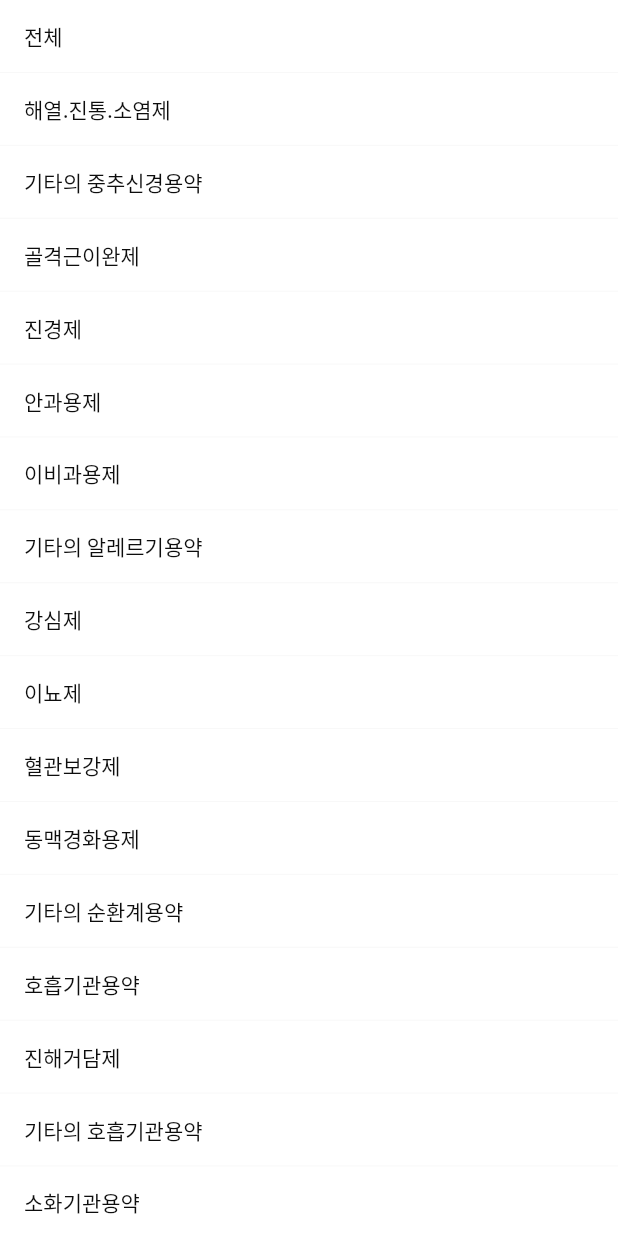
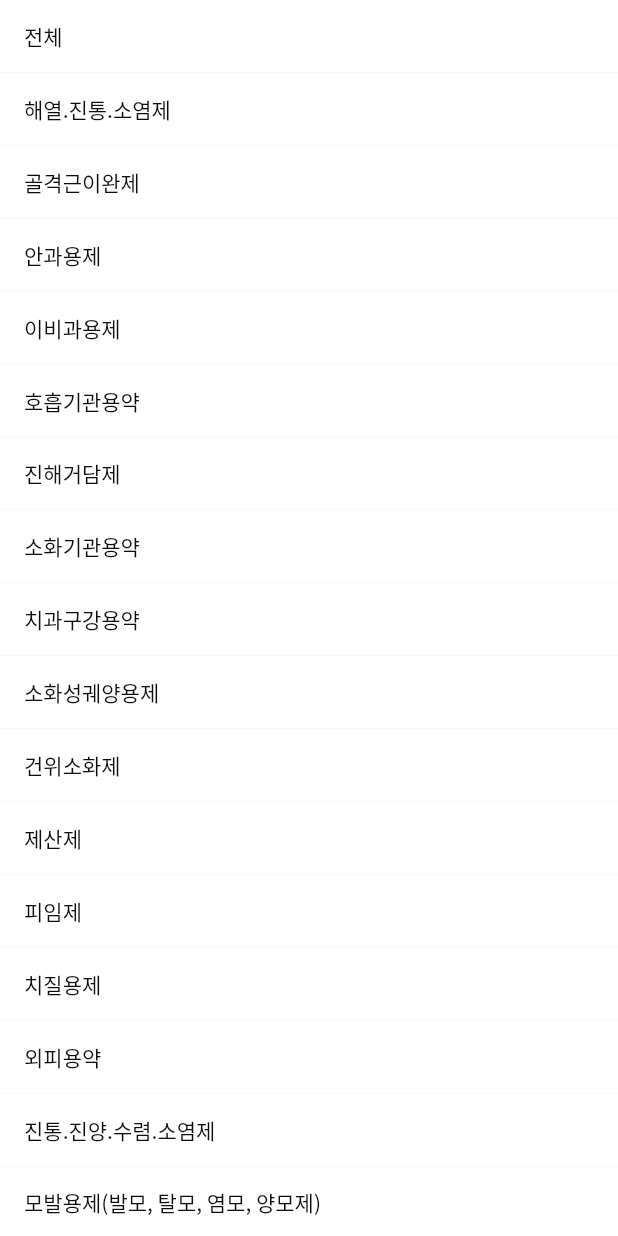
Before and after one commit to Semodrug/semo_ver2, a Flutter app: the RankingPage screen opened by its route, on a phone screen of 412 x 824 dp. Run offline on Flutter 3.47's test engine with Material 2 defaults, Android fonts, the phone set to English and light mode, and no system bars; our stand-ins replace camera, cloud_firestore, firebase_auth, firebase_core, firebase_storage, fl_chart and 7 more; missing offline and left inert: camera_platform_interface, dynamic_text_highlighting, firebase_ml_vision, flutter_facebook_auth; accounts and stored records are empty.

Commit message:
[UPDATE] category

```diff
--- a/lib/ranking/ranking.dart
+++ b/lib/ranking/ranking.dart
@@ -14,12 +14,12 @@ class RankingPage extends StatelessWidget {
             itemBuilder: (context, index) {
               return Container(
                 decoration: BoxDecoration(
-                    border: Border(
-                        bottom: BorderSide(width: 0.6, color: gray50))),
+                    border:
+                        Border(bottom: BorderSide(width: 0.6, color: gray50))),
                 child: ListTile(
                   dense: true,
-                  contentPadding: EdgeInsets.symmetric(
-                      vertical: 0.0, horizontal: 16.0),
+                  contentPadding:
+                      EdgeInsets.symmetric(vertical: 0.0, horizontal: 16.0),
                   title: SizedBox(
                       height: 20,
                       child: Text(
@@ -30,17 +30,17 @@ class RankingPage extends StatelessWidget {
                             .copyWith(color: gray900),
                       )),
                   onTap: () {
-                    getCategory = numCategory[index] +
-                        categories[index];
+                    getCategory = numCategory[index] + categories[index];
                     Navigator.push(
                       context,
                       MaterialPageRoute(
                           builder: (context) =>
                               // TestRanking(categoryName: numCategory[index] + categories[index])
                               RankingContentPage(
-                                  categoryName: numCategory[index] +
-                                      categories[index], filter: '리뷰 많은 순',)
-                      ),
+                                categoryName:
+                                    numCategory[index] + categories[index],
+                                filter: '리뷰 많은 순',
+                              )),
                     );
                   },
                 ),
@@ -64,10 +64,10 @@ final categories = [
 
   '해열.진통.소염제',
   //'각성제,흥분제',
-  '기타의 중추신경용약',
+  // '기타의 중추신경용약',
   //'국소마취제',
   '골격근이완제',
-  '진경제',
+  // '진경제',
   //'발한제,지한제',
   //'기타의 말초신경용약',
 
@@ -75,46 +75,46 @@ final categories = [
   '이비과용제',
   // '기타의 감각기관용약',
   // '항히스타민제',
-  '기타의 알레르기용약',
+  // '기타의 알레르기용약',
   // '기타의 신경계및 감각기관용 의약품',
 
-  '강심제',
-  '이뇨제',
-  '혈관보강제',
-  '동맥경화용제',
-  '기타의 순환계용약',
+  // '강심제',
+  // '이뇨제',
+  // '혈관보강제',
+  // '동맥경화용제',
+  // '기타의 순환계용약',
 
   '호흡기관용약',
   '진해거담제',
-  '기타의 호흡기관용약',
+  // '기타의 호흡기관용약',
 
   '소화기관용약',
   '치과구강용약',
   '소화성궤양용제',
   '건위소화제',
-  '건위소화제(내용액제에 한함)',
+  // '건위소화제(내용액제에 한함)',
   '제산제',
   // '최토제, 진토제',
-  '이담제',
-  '정장제',
+  // '이담제',
+  // '정장제',
   //'하제, 완장제',
-  '기타의 소화기관용약',
+  // '기타의 소화기관용약',
 
-  '통경제',
+  // '통경제',
   '피임제',
-  '비뇨생식기관용제(성병예방제포함)',
+  // '비뇨생식기관용제(성병예방제포함)',
   '치질용제',
-  '기타의 비뇨생식기관 및 항문용약',
+  // '기타의 비뇨생식기관 및 항문용약',
 
   '외피용약',
-  '외피용살균소독제',
+  // '외피용살균소독제',
   //'창상보호제'
-  '화농성질환용제',
+  // '화농성질환용제',
   '진통.진양.수렴.소염제',
-  '기생성 피부질환용제',
-  '피부연화제(부식제를 포함)',
+  // '기생성 피부질환용제',
+  // '피부연화제(부식제를 포함)',
   '모발용제(발모, 탈모, 염모, 양모제)',
-  '기타의 외피용약',
+  // '기타의 외피용약',
   // '기타의 개개의 기관용 의약품',
 
   '비타민제',
@@ -130,20 +130,19 @@ final categories = [
   '칼슘제',
   '무기질제제',
 
-  '단백아미노산제제',
-  '장기제제',
-  '기타의 자양강장변질제',
-  '지혈제',
+  // '단백아미노산제제',
+  // '장기제제',
+  // '기타의 자양강장변질제',
+  // '지혈제',
   // '기타의 혈액 및 체액용약',
   //'기타의 인공관류용제',
   //'기타의 대사성 의약품',
   '간장질환용제',
-  '해독제',
-  '효소제제',
-
+  // '해독제',
+  // '효소제제',
 
   '당뇨병용제',
-  '종합대사성제제',
+  // '종합대사성제제',
   // '따로 분류되지 않는 대사성 의약품',
 
   // '기타의 종양치료제',
@@ -159,109 +158,104 @@ final categories = [
 
   '구충제',
 
-  '기타의 조제용약',
-  '기타의 진단용약',
+  // '기타의 조제용약',
+  // '기타의 진단용약',
 
-  '방역용 살균소독제',
-  '기타의 공중위생용약',
-  '캅셀류',
+  // '방역용 살균소독제',
+  // '기타의 공중위생용약',
+  // '캅셀류',
   // '따로 분류되지 않고 치료를 주목적으로 하지않는 의약품'
-
 ];
 
 final numCategory = [
-  '[00000]',// 전체
+  '[00000]', // 전체
   // '[01000]', //신경계 감각기관용 의약품
 
   // '[01120]',//최면진정제
   // '[01130]',//항전간제
 
-  '[01140]',//해열.진통.소염제
+  '[01140]', //해열.진통.소염제
   // '[01150]',//각성제,흥분제
-  '[01190]',//기타의 중추신경용약
+  // '[01190]', //기타의 중추신경용약
 
   // '[01210]',//국소마취제
-  '[01220]',//골격근이완제
-  '[01240]',//진경제
+  '[01220]', //골격근이완제
+  // '[01240]', //진경제
   // '[01250]',//발한제,지한제
   // '[01290]',//기타의 말초신경용약
 
-  '[01310]',//안과용제
-  '[01320]',//이비과용제
+  '[01310]', //안과용제
+  '[01320]', //이비과용제
   //'[01390]',//기타의 감각기관용약
   //'[01410]',//항히스타민제
-  '[01490]',//기타의 알레르기용약
+  // '[01490]', //기타의 알레르기용약
   //'[01900]',//기타의 신경계및 감각기관용 의약품
-  '[02110]',//강심제
-  '[02130]',//이뇨제
-  '[02150]',//혈관보강제
-  '[02180]',//동맥경화용제
-  '[02190]',//기타의 순환계용약
 
-  '[02200]',//호흡기관용약
-  '[02220]',//진해거담제
-  '[02290]',//기타의 호흡기관용약
+  // '[02110]', //강심제
+  // '[02130]', //이뇨제
+  // '[02150]', //혈관보강제
+  // '[02180]', //동맥경화용제
+  // '[02190]', //기타의 순환계용약
 
-  '[02300]',//소화기관용약
-  '[02310]',//치과구강용약
-  '[02320]',//소화성궤양용제
-  '[02330]',//건위소화제
-  '[47230]',//건위소화제(내용액제에 한함)
-  '[02340]',//제산제
+  '[02200]', //호흡기관용약
+  '[02220]', //진해거담제
+  // '[02290]', //기타의 호흡기관용약
+
+  '[02300]', //소화기관용약
+  '[02310]', //치과구강용약
+  '[02320]', //소화성궤양용제
+  '[02330]', //건위소화제
+  // '[47230]', //건위소화제(내용액제에 한함)
+  '[02340]', //제산제
   // '[02350]',//최토제, 진토제
-  '[02360]',//이담제
-  '[02370]',//정장제
+  // '[02360]', //이담제
+  // '[02370]', //정장제
   // '[02380]',//하제, 완장제
-  '[02390]',//기타의 소화기관용약
+  // '[02390]', //기타의 소화기관용약
 
-  '[02530]',//통경제
-  '[02540]',//피임제
-  '[02550]',//비뇨생식기관용제(성병예방제포함)
-  '[02560]',//치질용제
-  '[02590]',//기타의 비뇨생식기관 및 항문용약
+  // '[02530]', //통경제
+  '[02540]', //피임제
+  // '[02550]', //비뇨생식기관용제(성병예방제포함)
+  '[02560]', //치질용제
+  // '[02590]', //기타의 비뇨생식기관 및 항문용약
 
-  '[02600]',//외피용약
-  '[02610]',//외피용살균소독제
+  '[02600]', //외피용약
+  // '[02610]', //외피용살균소독제
   // '[02620]',//창상보호제
-  '[02630]',//화농성질환용제
-  '[02640]',//진통.진양.수렴.소염제
-  '[02650]',//기생성 피부질환용제
-  '[02660]',//피부연화제(부식제를 포함)
-  '[02670]',//모발용제(발모, 탈모, 염모, 양모제)
-  '[02690]',//기타의 외피용약
+  // '[02630]', //화농성질환용제
+  '[02640]', //진통.진양.수렴.소염제
+  // '[02650]', //기생성 피부질환용제
+  // '[02660]', //피부연화제(부식제를 포함)
+  '[02670]', //모발용제(발모, 탈모, 염모, 양모제)
+  // '[02690]', //기타의 외피용약
   // '[02900]',//기타의 개개의 기관용 의약품
 
-
-
-
-  '[03100]',//비타민제
-  '[03110]',//비타민 A 및 D제
-  '[03120]',//비타민 B1제
-  '[03130]',//비타민 B제(비타민 B1을 제외)
-  '[03140]',//비타민 C 및 P제
-  '[03150]',//비타민 E 및 K제
-  '[03160]',//혼합비타민제(비타민AD 혼합제제를 제외)
-  '[03190]',//기타의 비타민제
-
+  '[03100]', //비타민제
+  '[03110]', //비타민 A 및 D제
+  '[03120]', //비타민 B1제
+  '[03130]', //비타민 B제(비타민 B1을 제외)
+  '[03140]', //비타민 C 및 P제
+  '[03150]', //비타민 E 및 K제
+  '[03160]', //혼합비타민제(비타민AD 혼합제제를 제외)
+  '[03190]', //기타의 비타민제
 
   '[03200]', //자양강장변질제
   '[03210]', //칼슘제
   '[03220]', //무기질제제
 
-
-  '[03250]',//단백아미노산제제
-  '[03260]',//장기제제
-  '[03290]',//기타의 자양강장변질제
-  '[03320]',//지혈제
+  // '[03250]', //단백아미노산제제
+  // '[03260]', //장기제제
+  // '[03290]', //기타의 자양강장변질제
+  // '[03320]', //지혈제
   // '[03390]',//기타의 혈액 및 체액용약
   // '[03490]',//기타의 인공관류용제
   // '[03900]',//기타의 대사성 의약품
-  '[03910]',//간장질환용제
-  '[03920]',//해독제
-  '[03950]',//효소제제
+  '[03910]', //간장질환용제
+  // '[03920]', //해독제
+  // '[03950]', //효소제제
 
   '[03960]', //당뇨병용제
-  '[03980]', //종합대사성제제
+  // '[03980]', //종합대사성제제
   // '[03990]',//따로 분류되지 않는 대사성 의약품
 
   // '[04290]',//기타의 종양치료제
@@ -275,14 +269,14 @@ final numCategory = [
   //
   // '[06290]',//기타의 화학요법제
 
-  '[06420]',//구충제
+  '[06420]', //구충제
 
-  '[07190]',//기타의 조제용약
-  '[07290]',//기타의 진단용약
+  // '[07190]', //기타의 조제용약
+  // '[07290]', //기타의 진단용약
 
-  '[07320]',//방역용 살균소독제
-  '[07390]',//기타의 공중위생용약
-  '[07410]',//캅셀류
+  // '[07320]', //방역용 살균소독제
+  // '[07390]', //기타의 공중위생용약
+  // '[07410]', //캅셀류
 
   // '[07990]',//따로 분류되지 않고 치료를 주목적으로 하지않는 의약품
 ];
```
Lines whose indentation alone changed are shown as unchanged.
